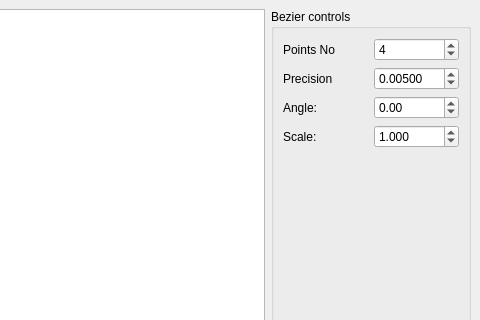
First picture: the form in mainwindow.ui, repository sanchaez/university-tasks, before the edit; both pictures show x 144 to 624 and y 0 to 320 of the 624 by 535 pixel window.
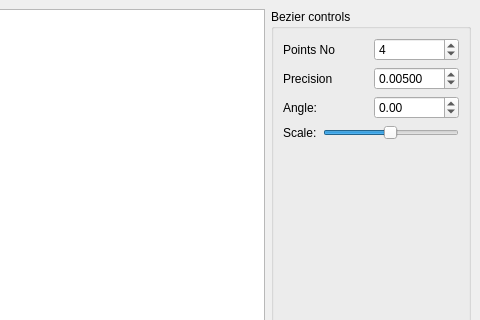
Second picture: the form after the edit.

What changed in the file:
```diff
--- a/mainwindow.ui
+++ b/mainwindow.ui
@@ -155,18 +155,18 @@
           </widget>
          </item>
          <item>
-          <widget class="QDoubleSpinBox" name="scaleDoubleSpinBox">
-           <property name="decimals">
-            <number>3</number>
+          <widget class="QSlider" name="horizontalSlider">
+           <property name="minimum">
+            <number>1</number>
            </property>
            <property name="maximum">
-            <double>5.000000000000000</double>
-           </property>
-           <property name="singleStep">
-            <double>0.005000000000000</double>
+            <number>200</number>
            </property>
            <property name="value">
-            <double>1.000000000000000</double>
+            <number>100</number>
+           </property>
+           <property name="orientation">
+            <enum>Qt::Horizontal</enum>
            </property>
           </widget>
          </item>
```
Left out of the diff: 4 changed lines with no effect on the pictures.
